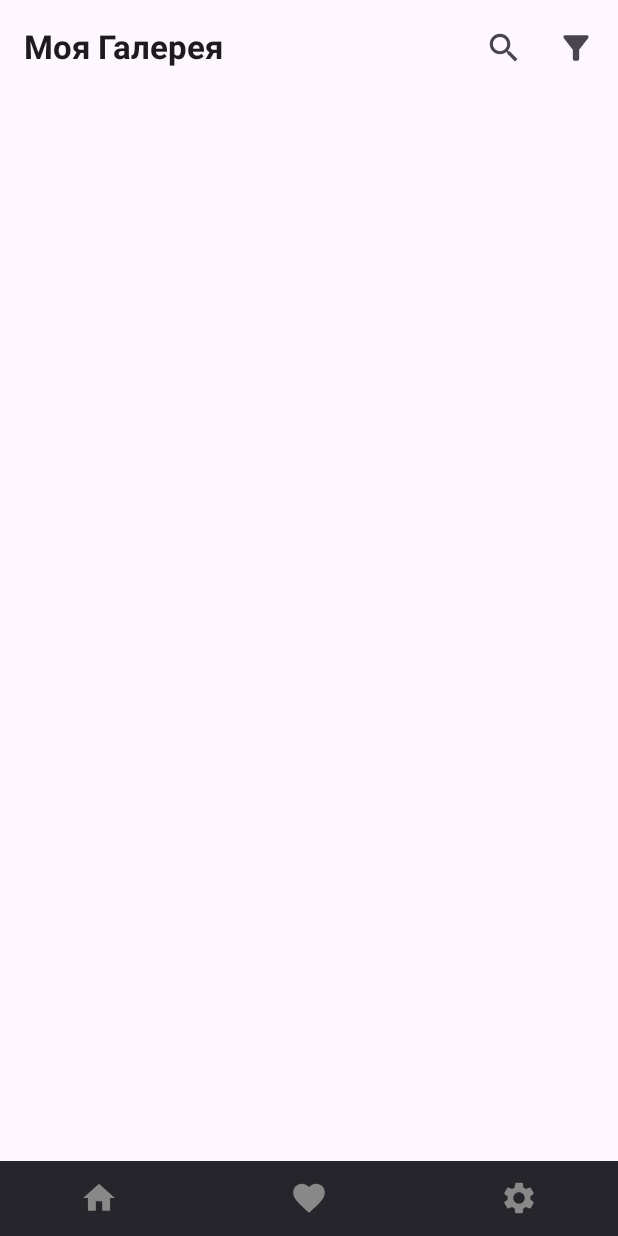
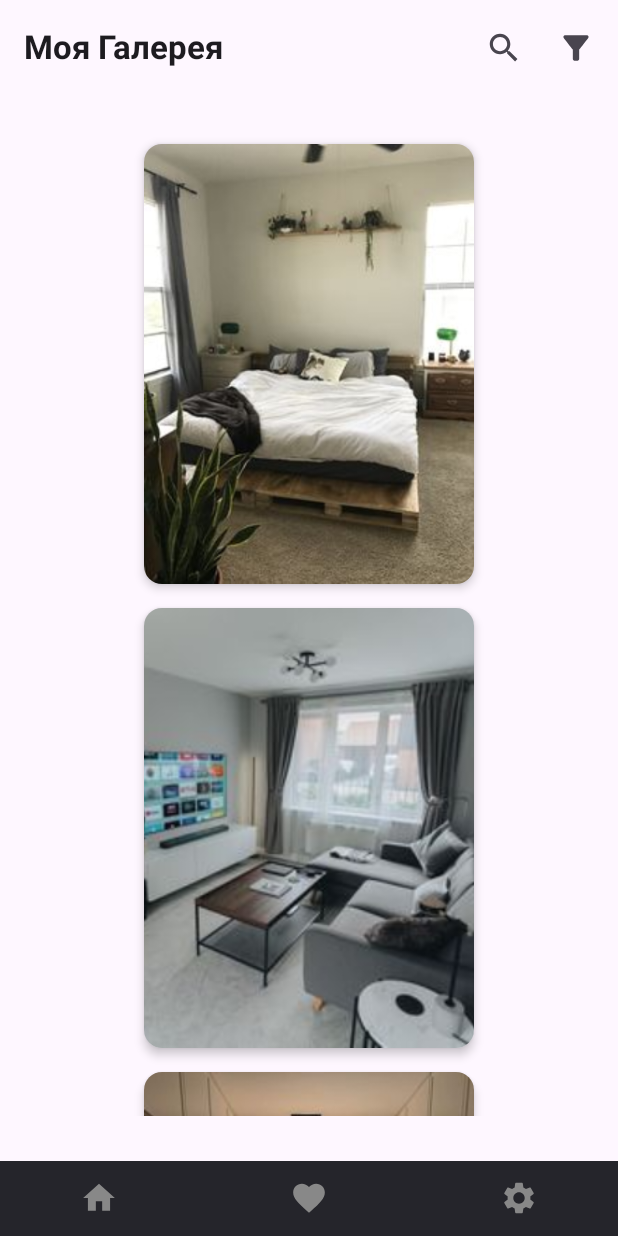
Before and after one commit to chapkir/DiplomWork, an Android app built with Jetpack Compose: the screen it shows after launch (MainActivity), on a phone screen of 412 x 824 dp. Run offline under Robolectric (Android 15) with nearby library versions, the phone set to English and light mode, and no system bars; our stand-ins replace accompanist.

Commit message:
Add content grid

```diff
--- a/app/src/main/java/com/example/diplomwork/ui/main_screen/MainScreen.kt
+++ b/app/src/main/java/com/example/diplomwork/ui/main_screen/MainScreen.kt
@@ -14,6 +14,7 @@ import com.example.diplomwork.ui.theme.DarkWhite
 import com.google.accompanist.systemuicontroller.rememberSystemUiController
 import androidx.compose.ui.Alignment
 import com.example.diplomwork.ui.main_screen.bottom_menu.BottomMenu
+import com.example.diplomwork.ui.main_screen.content_grid.ContentGrid
 import com.example.diplomwork.ui.main_screen.top_bar.TopBar
 
 
@@ -39,12 +40,6 @@ fun MainScreen() {
         }
 
     ) { paddingValues ->
-        Box(
-            modifier = Modifier
-                .fillMaxSize()
-                .padding(paddingValues),
-            contentAlignment = Alignment.Center
-        ) {
-        }
+        ContentGrid(Modifier.padding(paddingValues))
     }
 }
--- /dev/null
+++ b/app/src/main/java/com/example/diplomwork/ui/main_screen/content_grid/ContentGrid.kt
@@ -0,0 +1,28 @@
+package com.example.diplomwork.ui.main_screen.content_grid
+
+import androidx.compose.foundation.layout.PaddingValues
+import androidx.compose.foundation.layout.padding
+import androidx.compose.foundation.lazy.grid.GridCells
+import androidx.compose.foundation.lazy.grid.LazyVerticalGrid
+import androidx.compose.runtime.Composable
+import androidx.compose.ui.unit.dp
+import com.example.diplomwork.R
+import androidx.compose.ui.Modifier
+import androidx.compose.foundation.lazy.grid.items
+
+@Composable
+fun ContentGrid(modifier: Modifier = Modifier) {
+    val images = listOf(
+        R.drawable.testimg1, R.drawable.testimg2, R.drawable.testimg3 // Заменить на реальные данные
+    )
+
+    LazyVerticalGrid(
+        columns = GridCells.Adaptive(minSize = 120.dp), // Адаптивная сетка
+        modifier = Modifier.padding(80.dp),
+        contentPadding = PaddingValues(8.dp),
+    ) {
+        items(images) { imageRes ->
+            ImageCard(imageRes)
+        }
+    }
+}
--- /dev/null
+++ b/app/src/main/java/com/example/diplomwork/ui/main_screen/content_grid/ImageCard.kt
@@ -0,0 +1,35 @@
+package com.example.diplomwork.ui.main_screen.content_grid
+
+import androidx.compose.foundation.Image
+import androidx.compose.foundation.clickable
+import androidx.compose.foundation.layout.aspectRatio
+import androidx.compose.foundation.layout.fillMaxWidth
+import androidx.compose.foundation.layout.padding
+import androidx.compose.foundation.shape.RoundedCornerShape
+import androidx.compose.material3.Card
+import androidx.compose.material3.CardDefaults
+import androidx.compose.runtime.Composable
+import androidx.compose.ui.layout.ContentScale
+import androidx.compose.ui.res.painterResource
+import androidx.compose.ui.unit.dp
+import androidx.compose.ui.Modifier
+
+@Composable
+fun ImageCard(imageRes: Int) {
+    Card(
+        shape = RoundedCornerShape(12.dp),
+        elevation = CardDefaults.cardElevation(4.dp),
+        modifier = Modifier
+            .padding(8.dp)
+            .clickable { /* Открыть полноэкранный просмотр */ }
+    ) {
+        Image(
+            painter = painterResource(id = imageRes),
+            contentDescription = "Фото",
+            contentScale = ContentScale.Crop,
+            modifier = Modifier
+                .fillMaxWidth()
+                .aspectRatio(3f / 4f) // Соотношение сторон
+        )
+    }
+}
--- a/app/src/main/java/com/example/diplomwork/ui/main_screen/top_bar/TopBarItem.kt
+++ b/app/src/main/java/com/example/diplomwork/ui/main_screen/top_bar/TopBarItem.kt
@@ -1,7 +1,6 @@
 package com.example.diplomwork.ui.main_screen.top_bar
 
 import com.example.diplomwork.R
-import com.example.diplomwork.ui.main_screen.bottom_menu.BottomMenuItem
 
 sealed class TopBarItem(
     val route: String,
```
Also changed, not shown: app/src/main/res/drawable/testimg1.jpg (added), app/src/main/res/drawable/testimg2.jpg (added), app/src/main/res/drawable/testimg3.jpg (added), 1 other file.
